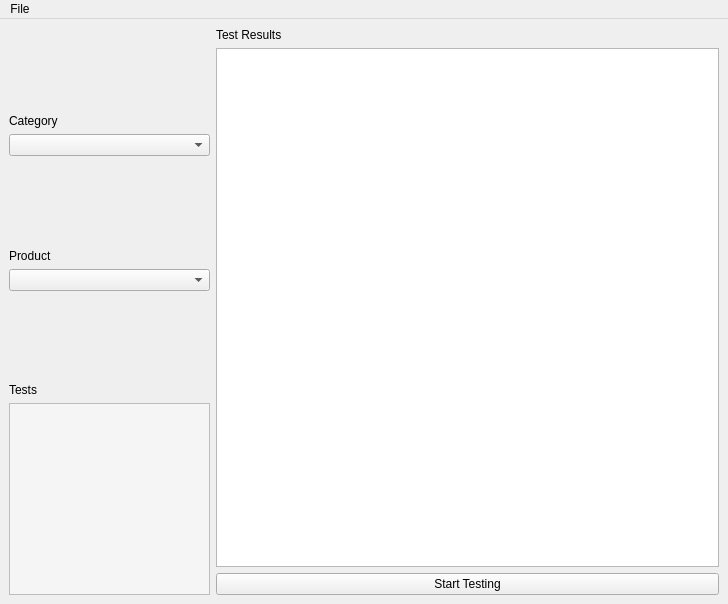
Before: the Qt Designer form iottestbed.ui in OmarEinea/IoTTestbed, drawn with Qt 5.
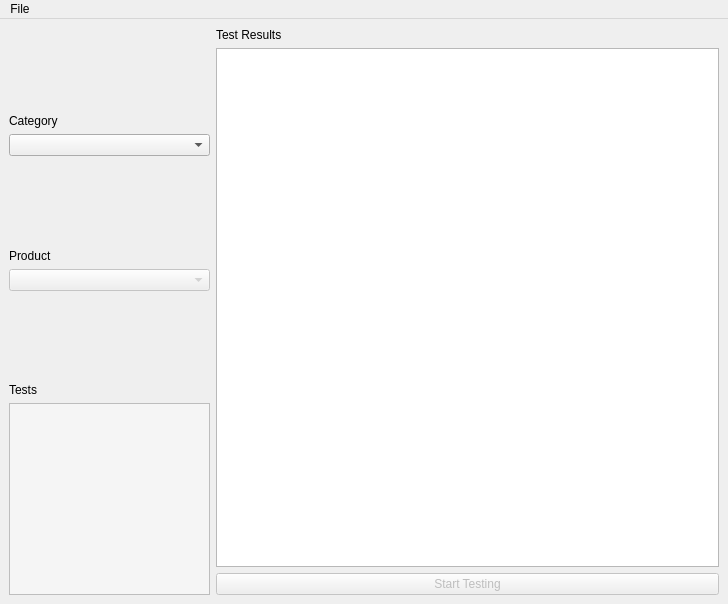
After: the same form once the commit is applied.

Commit message: Made 'Start Testing' button function according to selected test

Patch:
```diff
--- a/iottestbed.ui
+++ b/iottestbed.ui
@@ -44,7 +44,11 @@
        </widget>
       </item>
       <item>
-       <widget class="QComboBox" name="productsCombo"/>
+       <widget class="QComboBox" name="productsCombo">
+        <property name="enabled">
+         <bool>false</bool>
+        </property>
+       </widget>
       </item>
       <item>
        <widget class="QLabel" name="testsListLabel">
@@ -82,6 +86,9 @@
       </item>
       <item>
        <widget class="QPushButton" name="startTestingButton">
+        <property name="enabled">
+         <bool>false</bool>
+        </property>
         <property name="text">
          <string>Start Testing</string>
         </property>
```
The commit also changes 1 other file.
